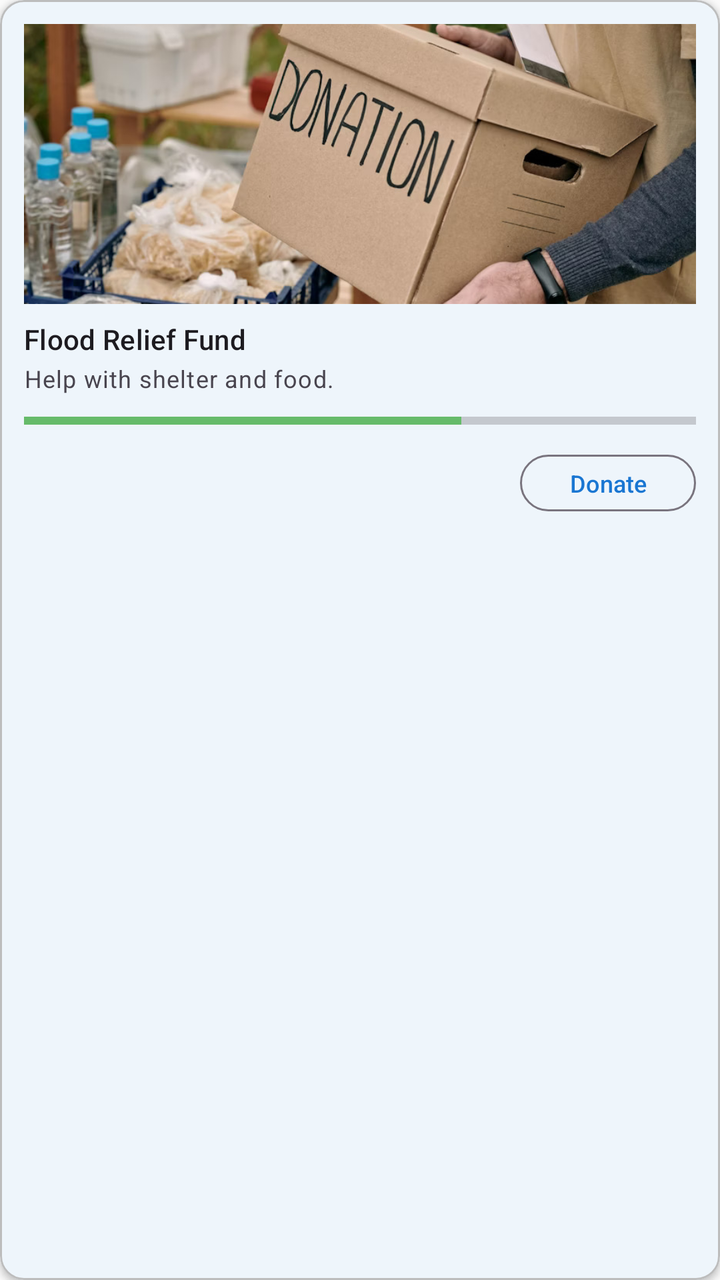
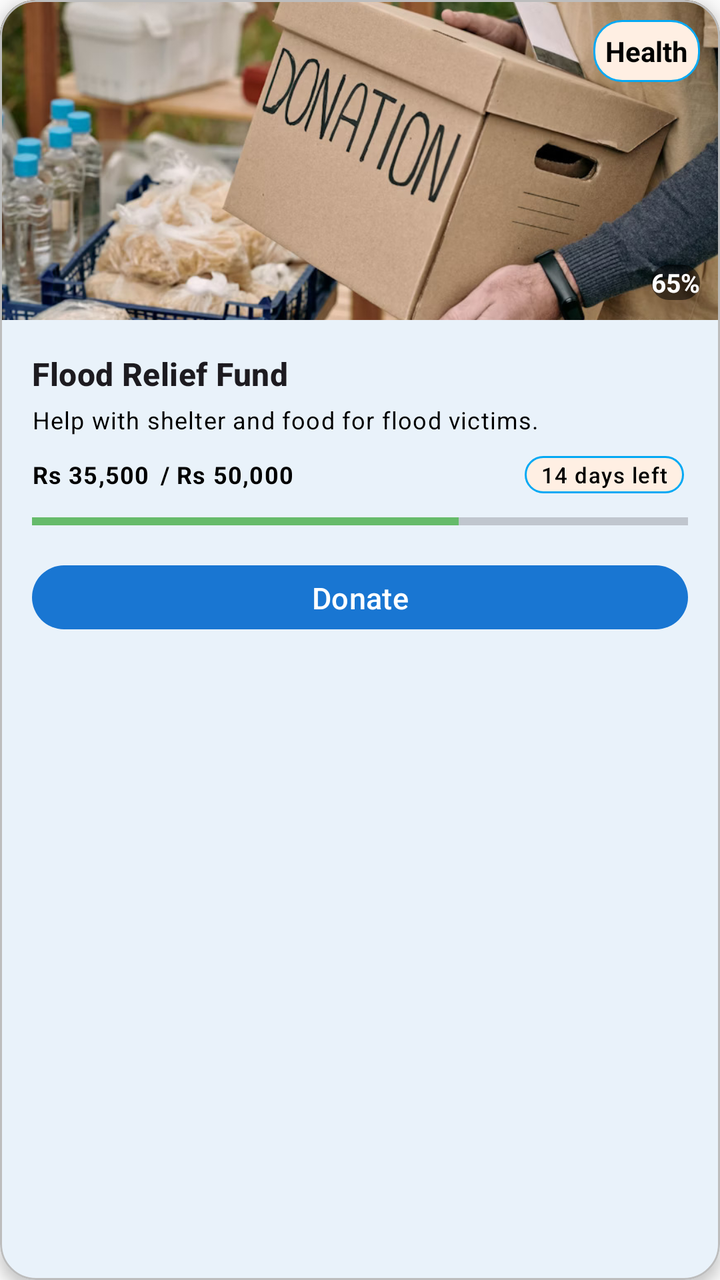

Before-and-after screenshots of an Android layout around one commit, followed by the original layout XML and the change that was made.
<!-- AndroidManifest.xml: application theme Theme.GiveEase -->
<!-- res/layout/item_compaign.xml -->
<?xml version="1.0" encoding="utf-8"?>
<com.google.android.material.card.MaterialCardView xmlns:android="http://schemas.android.com/apk/res/android"
    android:layout_width="match_parent"
    android:layout_height="wrap_content"
    xmlns:app="http://schemas.android.com/apk/res-auto"
    android:layout_marginBottom="12dp"
    app:cardCornerRadius="12dp"
    app:cardElevation="2dp"
    app:strokeColor="@color/outline"
    app:strokeWidth="1dp">

    <LinearLayout
        android:layout_width="match_parent"
        android:layout_height="wrap_content"
        android:orientation="vertical"
        android:padding="12dp">

        <ImageView
            android:id="@+id/imgCampaign"
            android:layout_width="match_parent"
            android:layout_height="140dp"
            android:scaleType="centerCrop"
            android:src="@drawable/sample_compaign1"
            android:layout_marginBottom="8dp"/>

        <TextView
            android:id="@+id/tvCampaignTitle"
            android:layout_width="wrap_content"
            android:layout_height="wrap_content"
            android:text="Flood Relief Fund"
            android:textAppearance="@style/TextAppearance.Material3.TitleSmall"/>

        <TextView
            android:id="@+id/tvCampaignDesc"
            android:layout_width="wrap_content"
            android:layout_height="wrap_content"
            android:text="Help with shelter and food."
            android:textAppearance="@style/TextAppearance.Material3.BodySmall"
            android:layout_marginTop="2dp"/>

        <ProgressBar
            android:id="@+id/progressBar"
            style="?android:attr/progressBarStyleHorizontal"
            android:layout_width="match_parent"
            android:layout_height="10dp"
            android:progress="65"
            android:progressTint="@color/progress"
            android:layout_marginTop="8dp"/>

        <Button
            android:id="@+id/btnDonate"
            android:layout_width="wrap_content"
            android:layout_height="wrap_content"
            android:text="Donate"
            style="@style/Widget.Material3.Button.OutlinedButton"
            android:textSize="12sp"
            android:minHeight="32dp"
            android:layout_gravity="end"
            android:layout_marginTop="8dp"/>
    </LinearLayout>
</com.google.android.material.card.MaterialCardView>
<!-- resources referenced by this layout -->
<resources>
  <color name="outline">#BDBDBD</color>
  <color name="progress">#66BB6A</color>
  <!-- drawable sample_compaign1: jpg bitmap (drawable, 145844 bytes) -->
  <style name="Theme.GiveEase" parent="Theme.Material3.Light.NoActionBar">
          
          <item name="colorPrimary">@color/primary_blue</item>
          <item name="colorOnPrimary">@color/white</item>
          <item name="colorSecondary">@color/teal_200</item>
          <item name="colorOnSecondary">@color/black</item>
  
          
          <item name="android:windowBackground">@color/background</item>
          <item name="colorSurface">@color/surface</item>
          <item name="colorOnSurface">@color/onSurface</item>
          <item name="colorOnBackground">@color/onBackground</item>
  
          
          <item name="android:statusBarColor" tools:targetApi="l">?attr/colorPrimary</item>
  
      </style>
  <color name="primary_blue">#1976D2</color>
  <color name="white">#FFFFFFFF</color>
  <color name="teal_200">#FF03DAC5</color>
  <color name="black">#FF000000</color>
  <color name="background">#FAFAFA</color>
  <color name="surface">#FFFFFF</color>
  <color name="onSurface">#212121</color>
  <color name="onBackground">#212121</color>
</resources>

<!-- the commit's change to res/layout/item_compaign.xml (unified diff, before → after) -->
@@ -1,11 +1,11 @@
 <?xml version="1.0" encoding="utf-8"?>
 <com.google.android.material.card.MaterialCardView xmlns:android="http://schemas.android.com/apk/res/android"
+    xmlns:app="http://schemas.android.com/apk/res-auto"
     android:layout_width="match_parent"
     android:layout_height="wrap_content"
-    xmlns:app="http://schemas.android.com/apk/res-auto"
-    android:layout_marginBottom="12dp"
-    app:cardCornerRadius="12dp"
-    app:cardElevation="2dp"
+    android:layout_marginBottom="14dp"
+    app:cardCornerRadius="18dp"
+    app:cardElevation="4dp"
     app:strokeColor="@color/outline"
     app:strokeWidth="1dp">
 
@@ -13,49 +13,141 @@
         android:layout_width="match_parent"
         android:layout_height="wrap_content"
         android:orientation="vertical"
-        android:padding="12dp">
+        android:padding="0dp">
 
-        <ImageView
-            android:id="@+id/imgCampaign"
+        
+        <FrameLayout
             android:layout_width="match_parent"
-            android:layout_height="140dp"
-            android:scaleType="centerCrop"
-            android:src="@drawable/sample_compaign1"
-            android:layout_marginBottom="8dp"/>
+            android:layout_height="160dp">
 
-        <TextView
-            android:id="@+id/tvCampaignTitle"
-            android:layout_width="wrap_content"
+            <ImageView
+                android:id="@+id/imgCampaign"
+                android:layout_width="match_parent"
+                android:layout_height="match_parent"
+                android:scaleType="centerCrop"
+                android:src="@drawable/sample_compaign1" />
+
+            
+            <TextView
+                android:id="@+id/tvCategoryTag"
+                android:layout_width="wrap_content"
+                android:layout_height="wrap_content"
+                android:text="Health"
+                android:padding="6dp"
+                android:textColor="@color/black"
+                android:background="@drawable/bg_badge"
+                android:textStyle="bold"
+                android:layout_gravity="top|end"
+                android:layout_marginTop="10dp"
+                android:layout_marginEnd="10dp"/>
+
+            
+            <TextView
+                android:id="@+id/tvPercent"
+                android:layout_width="wrap_content"
+                android:layout_height="wrap_content"
+                android:text="65%"
+                android:textColor="@color/white"
+                android:background="@drawable/bg_progress_overlay"
+                android:textStyle="bold"
+                android:textSize="13sp"
+                android:layout_gravity="bottom|end"
+                android:layout_marginEnd="10dp"
+                android:layout_marginBottom="10dp"/>
+        </FrameLayout>
+
+        
+        <LinearLayout
+            android:layout_width="match_parent"
             android:layout_height="wrap_content"
-            android:text="Flood Relief Fund"
-            android:textAppearance="@style/TextAppearance.Material3.TitleSmall"/>
+            android:orientation="vertical"
+            android:padding="16dp"
+            android:paddingTop="10dp">
 
-        <TextView
-            android:id="@+id/tvCampaignDesc"
-            android:layout_width="wrap_content"
-            android:layout_height="wrap_content"
-            android:text="Help with shelter and food."
-            android:textAppearance="@style/TextAppearance.Material3.BodySmall"
-            android:layout_marginTop="2dp"/>
+            <TextView
+                android:id="@+id/tvCampaignTitle"
+                android:layout_width="wrap_content"
+                android:layout_height="wrap_content"
+                android:text="Flood Relief Fund"
+                android:textAppearance="@style/TextAppearance.Material3.TitleMedium"
+                android:textStyle="bold"/>
 
-        <ProgressBar
-            android:id="@+id/progressBar"
-            style="?android:attr/progressBarStyleHorizontal"
-            android:layout_width="match_parent"
-            android:layout_height="10dp"
-            android:progress="65"
-            android:progressTint="@color/progress"
-            android:layout_marginTop="8dp"/>
+            <TextView
+                android:id="@+id/tvCampaignDesc"
+                android:layout_width="wrap_content"
+                android:layout_height="wrap_content"
+                android:text="Help with shelter and food for flood victims."
+                android:textAppearance="@style/TextAppearance.Material3.BodySmall"
+                android:textColor="@color/black"
+                android:layout_marginTop="4dp"
+                android:maxLines="2"
+                android:ellipsize="end"/>
 
-        <Button
-            android:id="@+id/btnDonate"
-            android:layout_width="wrap_content"
-            android:layout_height="wrap_content"
-            android:text="Donate"
-            style="@style/Widget.Material3.Button.OutlinedButton"
-            android:textSize="12sp"
-            android:minHeight="32dp"
-            android:layout_gravity="end"
-            android:layout_marginTop="8dp"/>
+            
+            <LinearLayout
+                android:layout_width="match_parent"
+                android:layout_height="wrap_content"
+                android:layout_marginTop="10dp"
+                android:orientation="horizontal"
+                android:gravity="center_vertical">
+
+                <TextView
+                    android:id="@+id/tvRaised"
+                    android:layout_width="wrap_content"
+                    android:layout_height="wrap_content"
+                    android:text="Rs 35,500"
+                    android:textAppearance="@style/TextAppearance.Material3.BodySmall"
+                    android:textStyle="bold"
+                    android:textColor="@color/black"/>
+
+                <TextView
+                    android:id="@+id/tvGoal"
+                    android:layout_width="wrap_content"
+                    android:layout_height="wrap_content"
+                    android:text=" / Rs 50,000"
+                    android:textAppearance="@style/TextAppearance.Material3.BodySmall"
+                    android:layout_marginStart="2dp"
+                    android:textStyle="bold"
+                    android:textColor="@color/black"/>
+
+                <Space
+                    android:layout_width="0dp"
+                    android:layout_height="0dp"
+                    android:layout_weight="1"/>
+
+                <TextView
+                    android:id="@+id/tvDaysLeft"
+                    android:layout_width="wrap_content"
+                    android:layout_height="wrap_content"
+                    android:text="14 days left"
+                    android:textAppearance="@style/TextAppearance.Material3.LabelSmall"
+                    android:background="@drawable/bg_badge"
+                    android:paddingHorizontal="8dp"
+                    android:paddingVertical="2dp"
+                    android:textColor="@color/black"
+                    android:layout_marginEnd="2dp"/>
+            </LinearLayout>
+
+            <ProgressBar
+                android:id="@+id/progressBar"
+                style="?android:attr/progressBarStyleHorizontal"
+                android:layout_width="match_parent"
+                android:layout_height="12dp"
+                android:progress="65"
+                android:max="100"
+                android:progressTint="@color/progress"
+                android:backgroundTint="@color/outline"
+                android:layout_marginTop="8dp"/>
+
+            <Button
+                android:id="@+id/btnDonate"
+                android:layout_width="match_parent"
+                android:layout_height="40dp"
+                android:text="Donate"
+                style="@style/Widget.Material3.Button"
+                android:textAllCaps="false"
+                android:textSize="15sp"
+                android:layout_marginTop="12dp"/>
+        </LinearLayout>
     </LinearLayout>
 </com.google.android.material.card.MaterialCardView>
<!-- resource entries referenced after the edit -->
@@ -20,8 +20,30 @@
           <item name="android:statusBarColor" tools:targetApi="l">?attr/colorPrimary</item>
   
       </style>
+  <color name="secondary">#03A9F4</color>
   <color name="primary_blue">#1976D2</color>
   <color name="white">#FFFFFFFF</color>
+  <!-- drawable bg_badge (drawable) -->
+  <?xml version="1.0" encoding="utf-8"?>
+  <shape xmlns:android="http://schemas.android.com/apk/res/android"
+      android:shape="rectangle">
+      <solid android:color="#FFEFE3"/>
+      <corners android:radius="14dp" />
+      <stroke
+          android:width="1dp"
+          android:color="@color/secondary"/>
+      <padding
+          android:left="8dp"
+          android:top="2dp"
+          android:right="8dp"
+          android:bottom="2dp"/>
+  </shape>
+  <!-- drawable bg_progress_overlay (drawable) -->
+  <?xml version="1.0" encoding="utf-8"?>
+  <shape xmlns:android="http://schemas.android.com/apk/res/android" android:shape="rectangle">
+      <solid android:color="#88000000"/>
+      <corners android:radius="10dp"/>
+  </shape>
   <color name="teal_200">#FF03DAC5</color>
   <color name="black">#FF000000</color>
   <color name="background">#FAFAFA</color>
